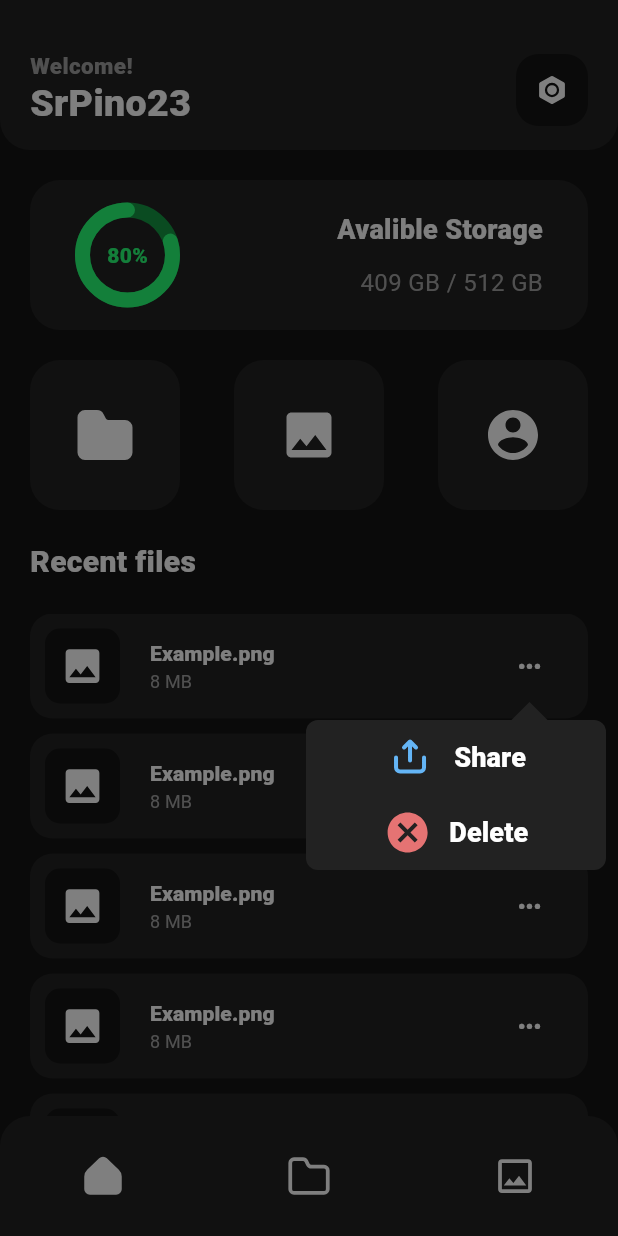
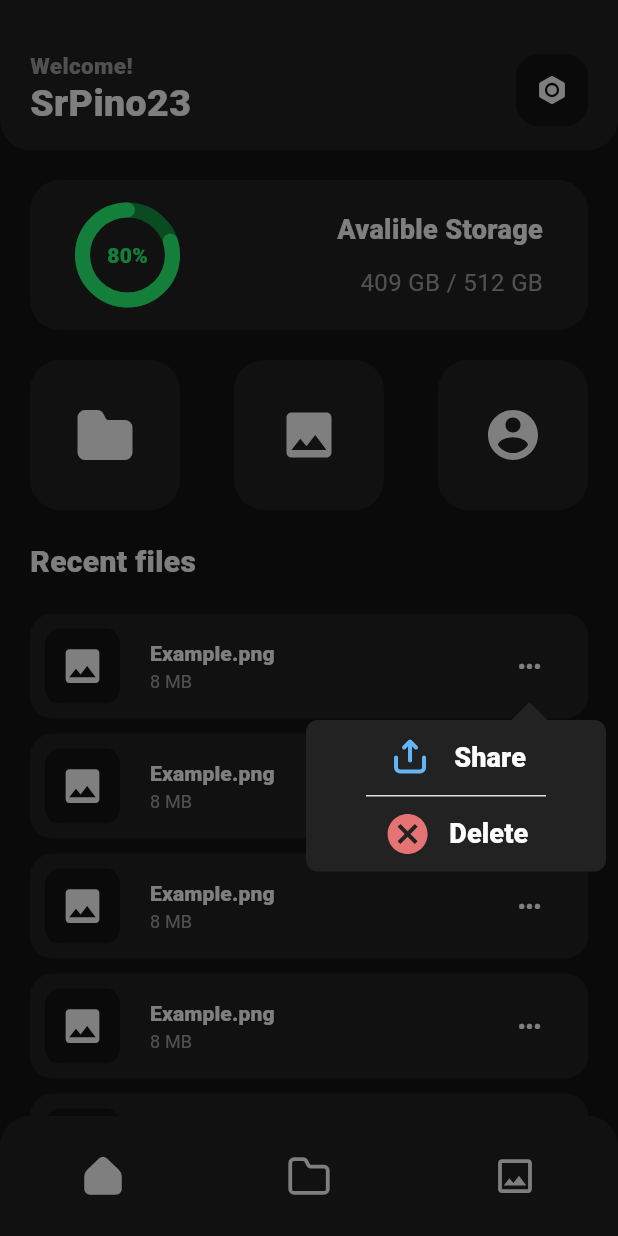
Before and after one commit to srpino23/PinoTech-Cloud-App, a Flutter app: the screen it shows after launch, after a tap on "•••", on a phone screen of 412 x 824 dp. Run offline on Flutter 3.47's test engine with Material 3 defaults, Android fonts, the phone set to English and light mode, and no system bars; our stand-ins replace flutter_svg, popover; project files that could hold a hidden picture were left out.

Commit message:
Fix desing popup

```diff
--- a/lib/components/FileItem.dart
+++ b/lib/components/FileItem.dart
@@ -128,6 +128,14 @@ class FileItem extends StatelessWidget {
                               ),
                             ),
                             Container(
+                              width: 120,
+                              child: Divider(
+                                color: Colors.grey.shade300,
+                                thickness: 1,
+                                height: 1,
+                              ),
+                            ),
+                            Container(
                               height: 50,
                               width: 120,
                               child: ElevatedButton(
```
